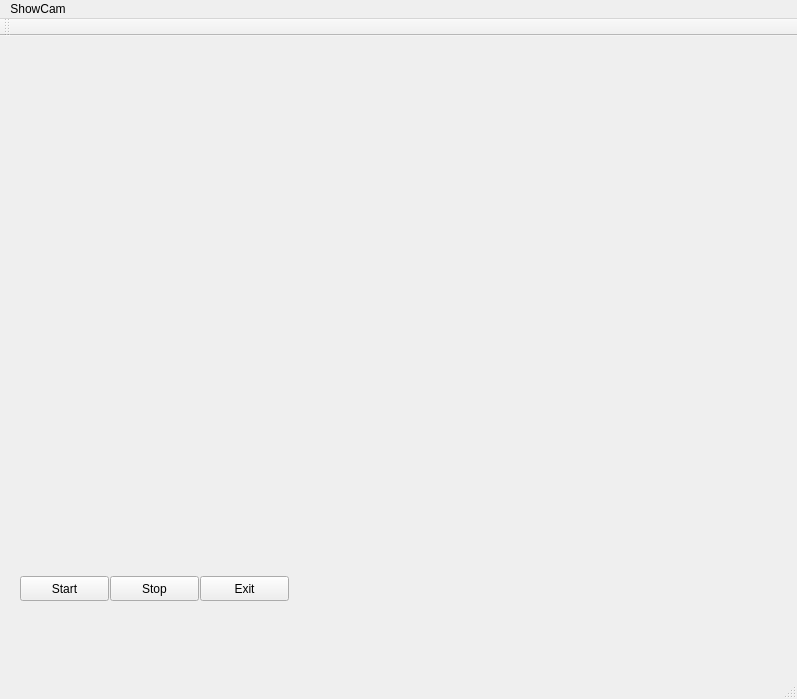
This is mainwindow.ui in yvodelaere/QtRealSense as Qt 5 draws it before an edit. The edited form follows.
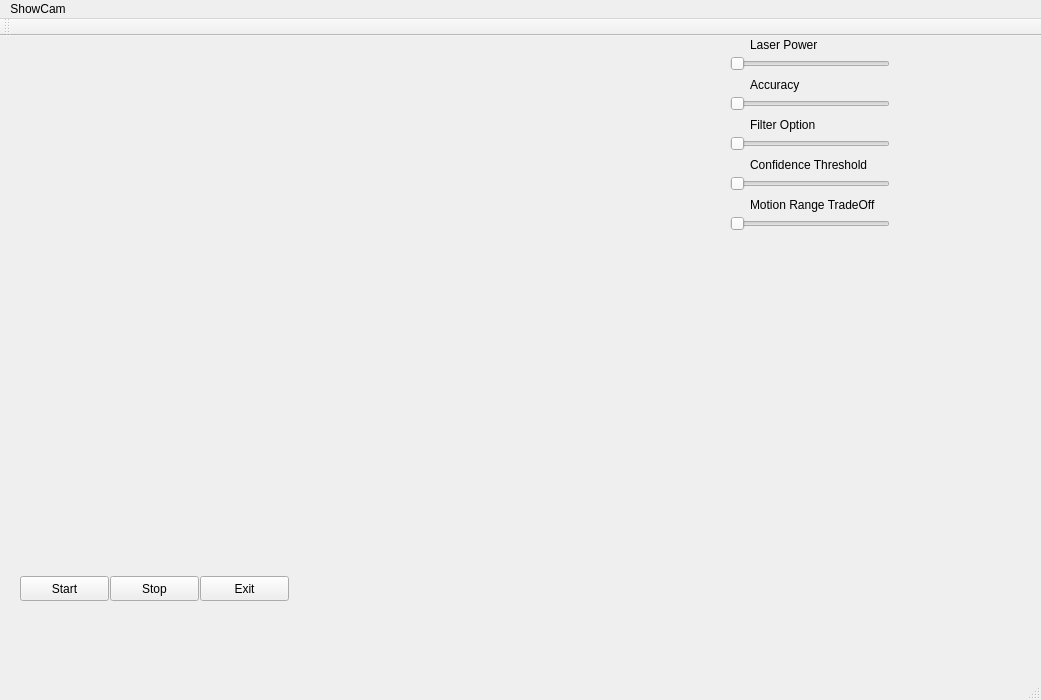
This is the edited form.

Commit message: Added sliders but not working yet

Diff of the .ui file:
```diff
--- a/mainwindow.ui
+++ b/mainwindow.ui
@@ -6,8 +6,8 @@
    <rect>
     <x>0</x>
     <y>0</y>
-    <width>797</width>
-    <height>699</height>
+    <width>1041</width>
+    <height>700</height>
    </rect>
   </property>
   <property name="windowTitle">
@@ -66,13 +66,182 @@
      <string>Exit</string>
     </property>
    </widget>
+   <widget class="QSlider" name="laserPwrSlider">
+    <property name="geometry">
+     <rect>
+      <x>730</x>
+      <y>20</y>
+      <width>160</width>
+      <height>16</height>
+     </rect>
+    </property>
+    <property name="minimum">
+     <number>0</number>
+    </property>
+    <property name="maximum">
+     <number>16</number>
+    </property>
+    <property name="pageStep">
+     <number>1</number>
+    </property>
+    <property name="orientation">
+     <enum>Qt::Horizontal</enum>
+    </property>
+   </widget>
+   <widget class="QLabel" name="label_2">
+    <property name="geometry">
+     <rect>
+      <x>750</x>
+      <y>0</y>
+      <width>121</width>
+      <height>17</height>
+     </rect>
+    </property>
+    <property name="text">
+     <string>Laser Power</string>
+    </property>
+   </widget>
+   <widget class="QLabel" name="label_3">
+    <property name="geometry">
+     <rect>
+      <x>750</x>
+      <y>40</y>
+      <width>121</width>
+      <height>17</height>
+     </rect>
+    </property>
+    <property name="text">
+     <string>Accuracy</string>
+    </property>
+   </widget>
+   <widget class="QSlider" name="accuracySlider">
+    <property name="geometry">
+     <rect>
+      <x>730</x>
+      <y>60</y>
+      <width>160</width>
+      <height>16</height>
+     </rect>
+    </property>
+    <property name="minimum">
+     <number>1</number>
+    </property>
+    <property name="maximum">
+     <number>3</number>
+    </property>
+    <property name="pageStep">
+     <number>1</number>
+    </property>
+    <property name="sliderPosition">
+     <number>1</number>
+    </property>
+    <property name="orientation">
+     <enum>Qt::Horizontal</enum>
+    </property>
+   </widget>
+   <widget class="QLabel" name="label_4">
+    <property name="geometry">
+     <rect>
+      <x>750</x>
+      <y>80</y>
+      <width>121</width>
+      <height>17</height>
+     </rect>
+    </property>
+    <property name="text">
+     <string>Filter Option</string>
+    </property>
+   </widget>
+   <widget class="QSlider" name="filterOptionSlider">
+    <property name="geometry">
+     <rect>
+      <x>730</x>
+      <y>100</y>
+      <width>160</width>
+      <height>16</height>
+     </rect>
+    </property>
+    <property name="maximum">
+     <number>7</number>
+    </property>
+    <property name="pageStep">
+     <number>1</number>
+    </property>
+    <property name="orientation">
+     <enum>Qt::Horizontal</enum>
+    </property>
+   </widget>
+   <widget class="QLabel" name="label_5">
+    <property name="geometry">
+     <rect>
+      <x>750</x>
+      <y>120</y>
+      <width>161</width>
+      <height>17</height>
+     </rect>
+    </property>
+    <property name="text">
+     <string>Confidence Threshold</string>
+    </property>
+   </widget>
+   <widget class="QSlider" name="confidenceSlider">
+    <property name="geometry">
+     <rect>
+      <x>730</x>
+      <y>140</y>
+      <width>160</width>
+      <height>16</height>
+     </rect>
+    </property>
+    <property name="maximum">
+     <number>15</number>
+    </property>
+    <property name="pageStep">
+     <number>1</number>
+    </property>
+    <property name="orientation">
+     <enum>Qt::Horizontal</enum>
+    </property>
+   </widget>
+   <widget class="QLabel" name="label_6">
+    <property name="geometry">
+     <rect>
+      <x>750</x>
+      <y>160</y>
+      <width>171</width>
+      <height>17</height>
+     </rect>
+    </property>
+    <property name="text">
+     <string>Motion Range TradeOff</string>
+    </property>
+   </widget>
+   <widget class="QSlider" name="motionrangeSlider">
+    <property name="geometry">
+     <rect>
+      <x>730</x>
+      <y>180</y>
+      <width>160</width>
+      <height>16</height>
+     </rect>
+    </property>
+    <property name="singleStep">
+     <number>0</number>
+    </property>
+    <property name="pageStep">
+     <number>220</number>
+    </property>
+    <property name="orientation">
+     <enum>Qt::Horizontal</enum>
+    </property>
+   </widget>
   </widget>
   <widget class="QMenuBar" name="menuBar">
    <property name="geometry">
     <rect>
      <x>0</x>
      <y>0</y>
-     <width>797</width>
+     <width>1041</width>
      <height>22</height>
     </rect>
    </property>
```
The commit also changes 2 other files.
